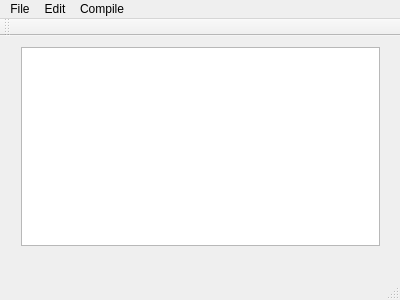
This is mainwindow.ui in sibilu-01/C-and-Qt-project as Qt 5 draws it before an edit. The edited form follows.
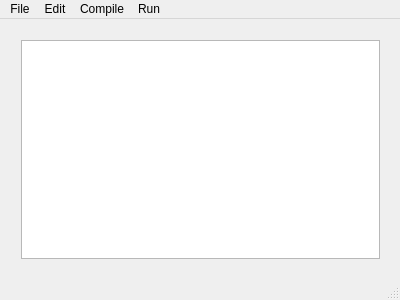
This is the edited form.

```diff
--- a/mainwindow.ui
+++ b/mainwindow.ui
@@ -21,9 +21,9 @@
     <property name="geometry">
      <rect>
       <x>10</x>
-      <y>0</y>
+      <y>10</y>
       <width>381</width>
-      <height>221</height>
+      <height>241</height>
      </rect>
     </property>
     <layout class="QVBoxLayout" name="verticalLayout">
@@ -66,19 +66,17 @@
      <string>Compile</string>
     </property>
     <addaction name="actionCompile"/>
+   </widget>
+   <widget class="QMenu" name="menuRun_2">
+    <property name="title">
+     <string>Run</string>
+    </property>
     <addaction name="actionRun"/>
    </widget>
    <addaction name="menuFile"/>
    <addaction name="menuRun"/>
    <addaction name="menuCompile"/>
-  </widget>
-  <widget class="QToolBar" name="mainToolBar">
-   <attribute name="toolBarArea">
-    <enum>TopToolBarArea</enum>
-   </attribute>
-   <attribute name="toolBarBreak">
-    <bool>false</bool>
-   </attribute>
+   <addaction name="menuRun_2"/>
   </widget>
   <widget class="QStatusBar" name="statusBar"/>
   <action name="actionCreate_New">
```
Left out of the diff: 1 changed line with no effect on the pictures.
